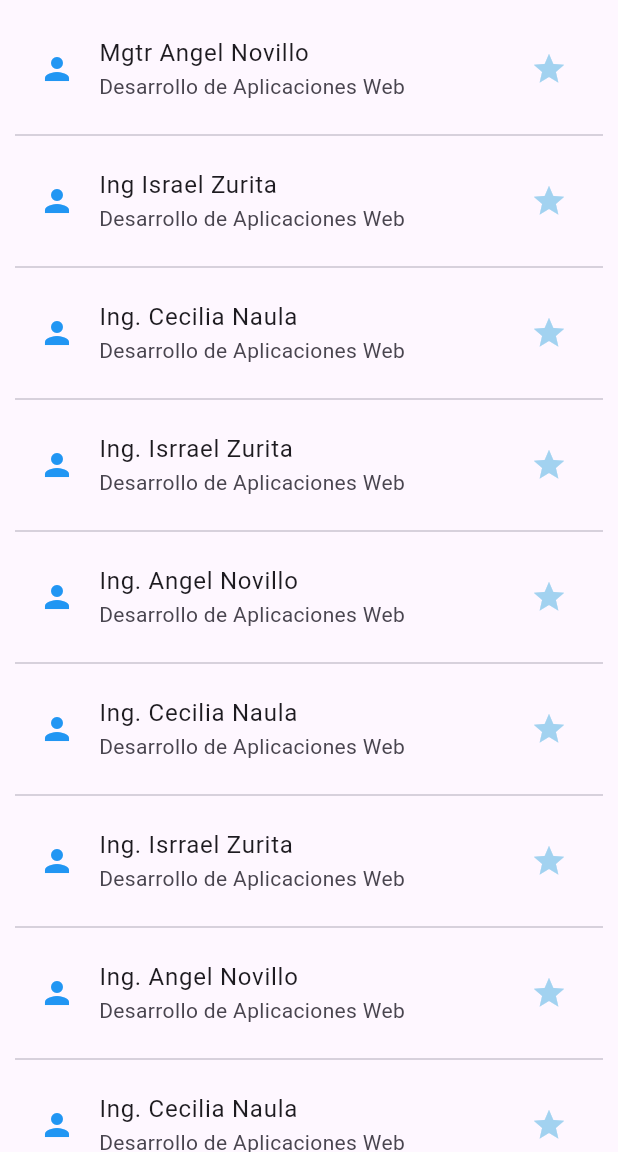
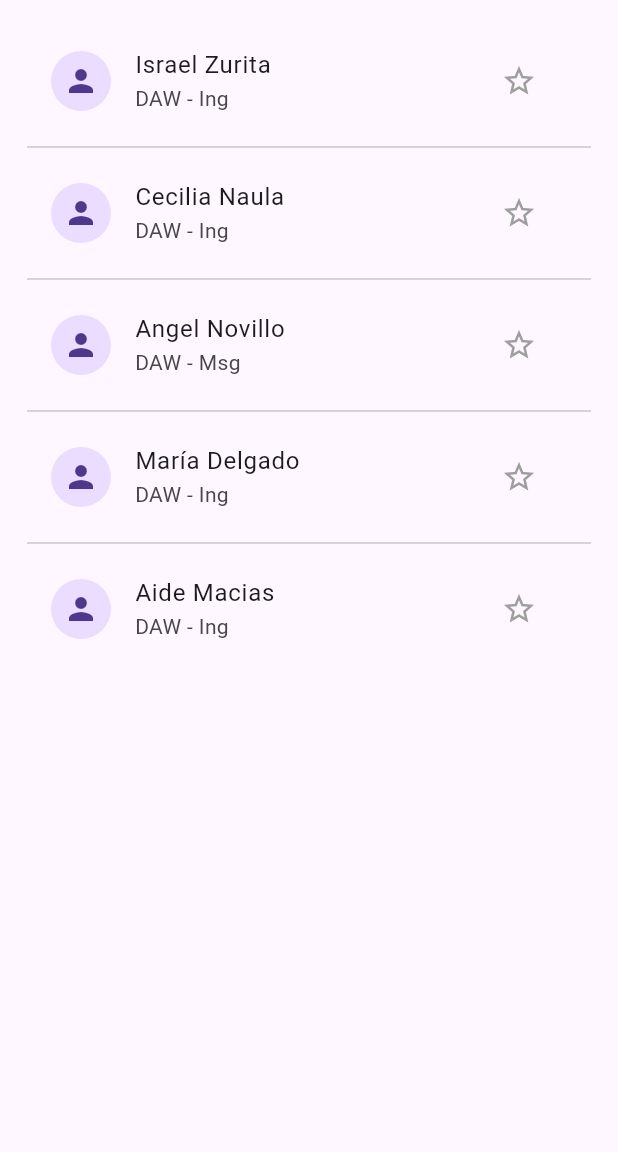
Before and after one commit to Joselyn0105/directorio_istl, a Flutter app: the screen it shows after launch, on a phone screen of 412 x 824 dp, the part 84-1236 px from its top. Run offline on Flutter 3.47's test engine with Material 3 defaults, Android fonts, the phone set to English and light mode, and no system bars.

Commit message:
se agrego estado favorito

```diff
--- a/lib/docente.dart
+++ b/lib/docente.dart
@@ -1,17 +1,15 @@
 class Docente {
-  final String nombres; // final se usa cuando la variable no va a cambiar
-  final String apellidos;
-  final String carrera;
-  final String nivelEstudios;
-  String cargo;
-  bool activo;
-  // constructor
+  String nombres;
+  String apellidos;
+  String carrera;
+  String nivelEstudios;
+  bool esFavorito;
+
   Docente({
     required this.nombres,
-    required this.apellidos, // required tiene que usarse cuando usa final
+    required this.apellidos,
     required this.carrera,
     required this.nivelEstudios,
-    this.cargo = "por definir",
-    this.activo = true,
+    this.esFavorito = false,
   });
 }
--- a/lib/main.dart
+++ b/lib/main.dart
@@ -1,4 +1,3 @@
-import 'package:directorio_istl/docente.dart';
 import 'package:flutter/material.dart';
 import 'docente.dart';
 
@@ -6,17 +5,15 @@ void main() {
   runApp(MainApp());
 }
 
-class MainApp extends StatelessWidget {
+class MainApp extends StatefulWidget {
   MainApp({super.key});
 
-  Docente docente1 = Docente(
-    nombres: "Angel",
-    apellidos: "Novillo",
-    carrera: "DAW",
-    nivelEstudios: "Mgtr",
-  );
+  @override
+  State<MainApp> createState() => _MainAppState();
+}
 
-  List<Docente> listaDocenete = [
+class _MainAppState extends State<MainApp> {
+  List<Docente> listaDocentes = [
     Docente(
       nombres: "Israel",
       apellidos: "Zurita",
@@ -35,8 +32,20 @@ class MainApp extends StatelessWidget {
       carrera: "DAW",
       nivelEstudios: "Msg",
     ),
+    Docente(
+      nombres: "María",
+      apellidos: "Delgado",
+      carrera: "DAW",
+      nivelEstudios: "Ing",
+    ),
+    Docente(
+      nombres: "Aide",
+      apellidos: "Macias",
+      carrera: "DAW",
+      nivelEstudios: "Ing",
+    ),
   ];
-  int indiceDocente = 0;
+
   @override
   Widget build(BuildContext context) {
     return MaterialApp(
@@ -46,106 +55,35 @@ class MainApp extends StatelessWidget {
           backgroundColor: Colors.blue,
           foregroundColor: Colors.amber,
         ),
-        body: ListView(
-          padding: EdgeInsets.all(10),
-          children: [
-            ListTile(
-              leading: Icon(Icons.person, color: Colors.blue),
-              title: Text(
-                "${docente1.nivelEstudios} ${docente1.nombres} ${docente1.apellidos}",
-              ),
-              subtitle: Text("Desarrollo de Aplicaciones Web"),
-              trailing: Icon(
-                Icons.star,
-                color: const Color.fromARGB(255, 162, 210, 240),
-              ),
-            ),
-            Divider(),
-            ListTile(
-              leading: Icon(Icons.person, color: Colors.blue),
-              title: Text(
-                "${listaDocenete[indiceDocente].nivelEstudios} ${listaDocenete[indiceDocente].nombres} ${listaDocenete[indiceDocente].apellidos}",
-              ),
-              subtitle: Text("Desarrollo de Aplicaciones Web"),
-              trailing: Icon(
-                Icons.star,
-                color: const Color.fromARGB(255, 162, 210, 240),
-              ),
-            ),
-            Divider(),
-            ListTile(
-              leading: Icon(Icons.person, color: Colors.blue),
-              title: Text("Ing. Cecilia Naula"),
-              subtitle: Text("Desarrollo de Aplicaciones Web"),
-              trailing: Icon(
-                Icons.star,
-                color: const Color.fromARGB(255, 162, 210, 240),
-              ),
-            ),
-            Divider(),
-            ListTile(
-              leading: Icon(Icons.person, color: Colors.blue),
-              title: Text("Ing. Isrrael Zurita"),
-              subtitle: Text("Desarrollo de Aplicaciones Web"),
-              trailing: Icon(
-                Icons.star,
-                color: const Color.fromARGB(255, 162, 210, 240),
-              ),
-            ),
-            Divider(),
-            ListTile(
-              leading: Icon(Icons.person, color: Colors.blue),
-              title: Text("Ing. Angel Novillo"),
-              subtitle: Text("Desarrollo de Aplicaciones Web"),
-              trailing: Icon(
-                Icons.star,
-                color: const Color.fromARGB(255, 162, 210, 240),
-              ),
-            ),
-            Divider(),
-            ListTile(
-              leading: Icon(Icons.person, color: Colors.blue),
-              title: Text("Ing. Cecilia Naula"),
-              subtitle: Text("Desarrollo de Aplicaciones Web"),
-              trailing: Icon(
-                Icons.star,
-                color: const Color.fromARGB(255, 162, 210, 240),
-              ),
-            ),
-            Divider(),
-            ListTile(
-              leading: Icon(Icons.person, color: Colors.blue),
-              title: Text("Ing. Isrrael Zurita"),
-              subtitle: Text("Desarrollo de Aplicaciones Web"),
-              trailing: Icon(
-                Icons.star,
-                color: const Color.fromARGB(255, 162, 210, 240),
-              ),
-            ),
-            Divider(),
-            ListTile(
-              leading: Icon(Icons.person, color: Colors.blue),
-              title: Text("Ing. Angel Novillo"),
-              subtitle: Text("Desarrollo de Aplicaciones Web"),
-              trailing: Icon(
-                Icons.star,
-                color: const Color.fromARGB(255, 162, 210, 240),
-              ),
-            ),
-            Divider(),
-            ListTile(
-              leading: Icon(Icons.person, color: Colors.blue),
-              title: Text("Ing. Cecilia Naula"),
-              subtitle: Text("Desarrollo de Aplicaciones Web"),
-              trailing: Icon(
-                Icons.star,
-                color: const Color.fromARGB(255, 162, 210, 240),
-              ),
-            ),
-            Divider(),
-          ],
+        body: ListView.separated(
+          padding: const EdgeInsets.all(18),
+          itemCount: listaDocentes.length,
+          separatorBuilder: (context, index) => const Divider(),
+          itemBuilder: (context, index) {
+            return _buildDocenteTile(listaDocentes[index]);
+          },
         ),
       ),
     );
   }
+
+  Widget _buildDocenteTile(Docente docente) {
+    return ListTile(
+      leading: const CircleAvatar(child: Icon(Icons.person)),
+      title: Text("${docente.nombres} ${docente.apellidos}"),
+      subtitle: Text("${docente.carrera} - ${docente.nivelEstudios}"),
+      trailing: IconButton(
+        icon: Icon(
+          docente.esFavorito ? Icons.star : Icons.star_border,
+          color: docente.esFavorito ? Colors.amber : Colors.grey,
+          size: 24,
+        ),
+        onPressed: () {
+          setState(() {
+            docente.esFavorito = !docente.esFavorito;
+          });
+        },
+      ),
+    );
+  }
 }
```
Also changed, not shown: 1 other file.
